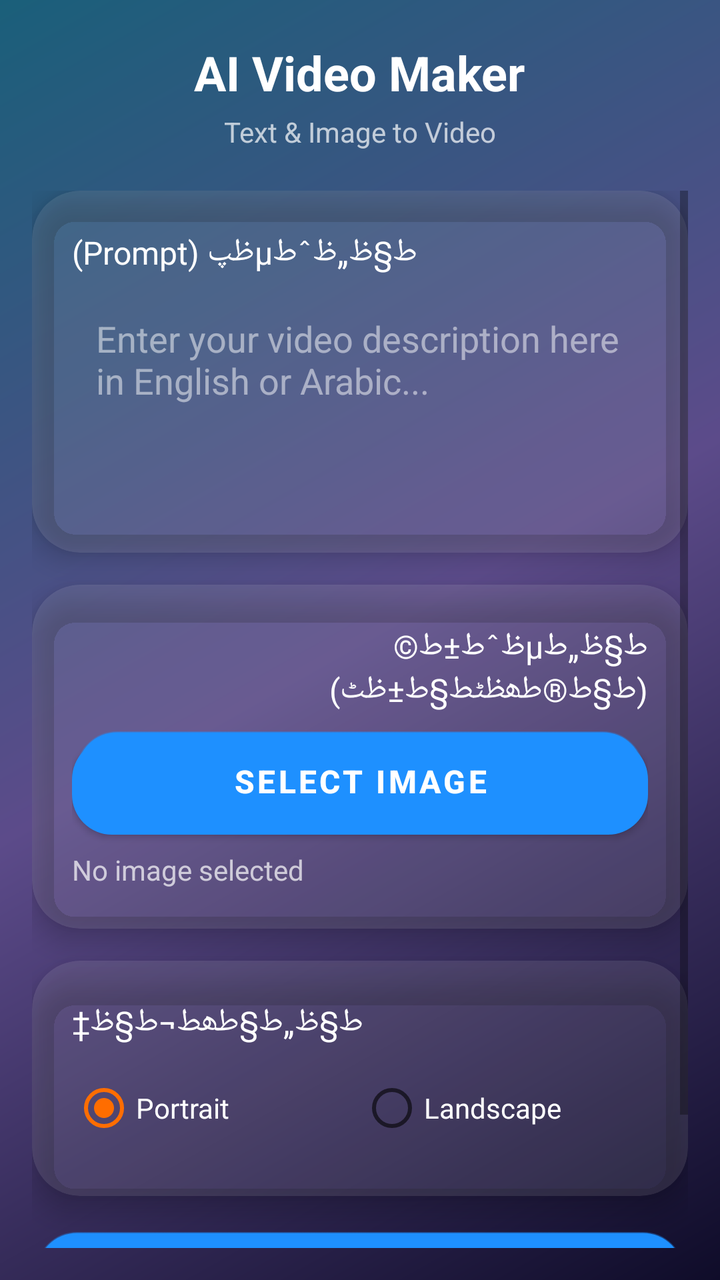
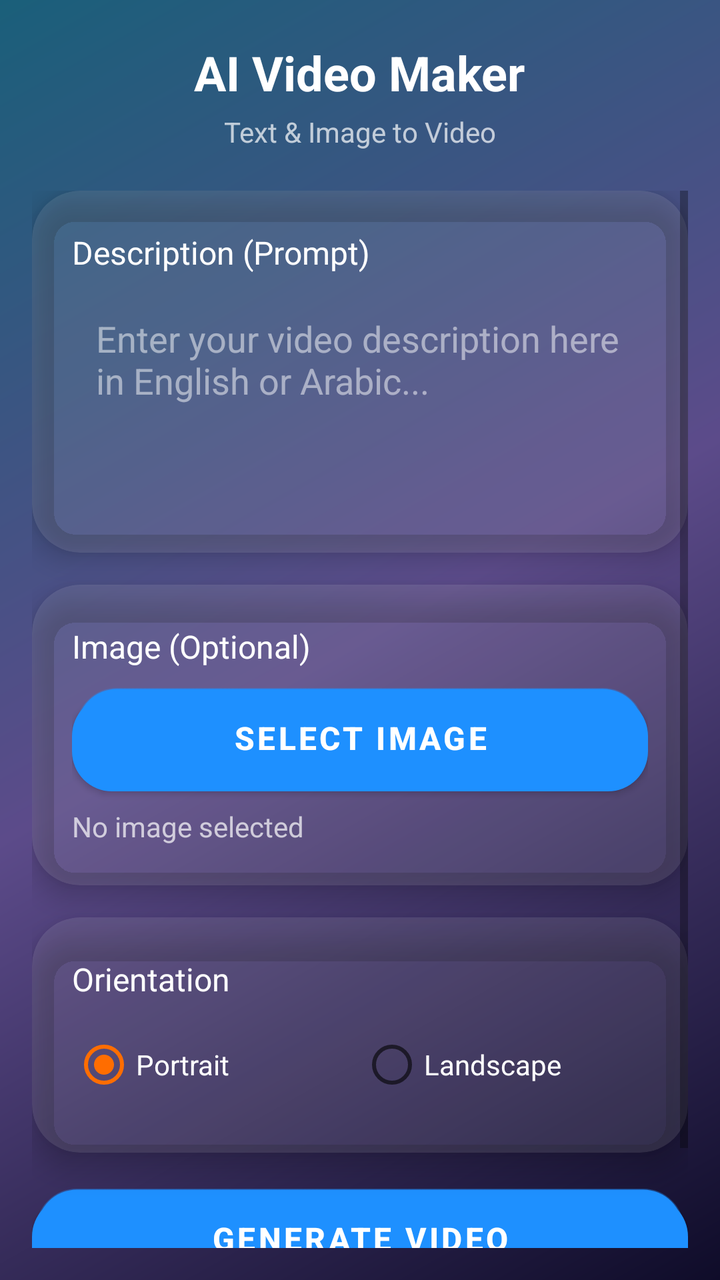

Two renders of the same Android screen: before a commit and after it. Below are the layout's source before the change and the commit's diff.
<!-- AndroidManifest.xml: activity theme Theme.AIVideo -->
<!-- res/layout/activity_main.xml -->
<?xml version="1.0" encoding="utf-8"?>
<LinearLayout xmlns:android="http://schemas.android.com/apk/res/android"
    xmlns:app="http://schemas.android.com/apk/res-auto"
    android:layout_width="match_parent"
    android:layout_height="match_parent"
    android:orientation="vertical"
    android:background="@drawable/bg_gradient"
    android:fitsSystemWindows="true">

    <LinearLayout
        android:layout_width="match_parent"
        android:layout_height="wrap_content"
        android:orientation="vertical"
        android:padding="20dp"
        android:gravity="center">
        <TextView
            android:layout_width="wrap_content"
            android:layout_height="wrap_content"
            android:text="@string/app_name"
            style="@style/TitleText" />
        <TextView
            android:layout_width="wrap_content"
            android:layout_height="wrap_content"
            android:text="@string/app_subtitle"
            style="@style/SubtitleText"
            android:layout_marginTop="4dp" />
    </LinearLayout>

    <ScrollView
        android:layout_width="match_parent"
        android:layout_height="0dp"
        android:layout_weight="1"
        android:paddingStart="16dp"
        android:paddingEnd="16dp"
        android:paddingBottom="16dp">

        <LinearLayout
            android:layout_width="match_parent"
            android:layout_height="wrap_content"
            android:orientation="vertical">

            <com.google.android.material.card.MaterialCardView
                android:layout_width="match_parent"
                android:layout_height="wrap_content"
                app:cardCornerRadius="24dp"
                app:cardElevation="8dp"
                app:cardBackgroundColor="@color/card_bg"
                android:layout_marginBottom="16dp">
                <LinearLayout
                    android:layout_width="match_parent"
                    android:layout_height="wrap_content"
                    android:orientation="vertical"
                    android:padding="20dp">
                    <TextView
                        android:layout_width="wrap_content"
                        android:layout_height="wrap_content"
                        android:text="ط§ظ„ظˆطµظپ (Prompt)"
                        style="@style/BodyText"
                        android:layout_marginBottom="8dp" />
                    <EditText
                        android:id="@+id/etPrompt"
                        android:layout_width="match_parent"
                        android:layout_height="wrap_content"
                        android:hint="@string/hint_prompt"
                        android:textColor="@color/white_text"
                        android:textColorHint="#80FFFFFF"
                        android:minLines="4"
                        android:gravity="top|start"
                        android:background="@android:color/transparent"
                        android:padding="12dp" />
                </LinearLayout>
            </com.google.android.material.card.MaterialCardView>

            <com.google.android.material.card.MaterialCardView
                android:layout_width="match_parent"
                android:layout_height="wrap_content"
                app:cardCornerRadius="24dp"
                app:cardElevation="8dp"
                app:cardBackgroundColor="@color/card_bg"
                android:layout_marginBottom="16dp">
                <LinearLayout
                    android:layout_width="match_parent"
                    android:layout_height="wrap_content"
                    android:orientation="vertical"
                    android:padding="20dp">
                    <TextView
                        android:layout_width="wrap_content"
                        android:layout_height="wrap_content"
                        android:text="ط§ظ„طµظˆط±ط© (ط§ط®طھظٹط§ط±ظٹ)"
                        style="@style/BodyText"
                        android:layout_marginBottom="8dp" />
                    <Button
                        android:id="@+id/btnSelectImage"
                        android:layout_width="match_parent"
                        android:layout_height="wrap_content"
                        android:text="@string/btn_select_image"
                        style="@style/ButtonAccent" />
                    <TextView
                        android:id="@+id/tvImageStatus"
                        android:layout_width="wrap_content"
                        android:layout_height="wrap_content"
                        android:text="@string/no_image"
                        style="@style/SubtitleText"
                        android:layout_marginTop="8dp" />
                </LinearLayout>
            </com.google.android.material.card.MaterialCardView>

            <com.google.android.material.card.MaterialCardView
                android:layout_width="match_parent"
                android:layout_height="wrap_content"
                app:cardCornerRadius="24dp"
                app:cardElevation="8dp"
                app:cardBackgroundColor="@color/card_bg"
                android:layout_marginBottom="16dp">
                <LinearLayout
                    android:layout_width="match_parent"
                    android:layout_height="wrap_content"
                    android:orientation="vertical"
                    android:padding="20dp">
                    <TextView
                        android:layout_width="wrap_content"
                        android:layout_height="wrap_content"
                        android:text="ط§ظ„ط§طھط¬ط§ظ‡"
                        style="@style/BodyText"
                        android:layout_marginBottom="8dp" />
                    <RadioGroup
                        android:id="@+id/rgOrientation"
                        android:layout_width="match_parent"
                        android:layout_height="wrap_content"
                        android:orientation="horizontal">
                        <RadioButton
                            android:id="@+id/rbPortrait"
                            android:layout_width="0dp"
                            android:layout_height="wrap_content"
                            android:layout_weight="1"
                            android:text="@string/portrait"
                            android:textColor="@color/white_text"
                            android:checked="true" />
                        <RadioButton
                            android:id="@+id/rbLandscape"
                            android:layout_width="0dp"
                            android:layout_height="wrap_content"
                            android:layout_weight="1"
                            android:text="@string/landscape"
                            android:textColor="@color/white_text" />
                    </RadioGroup>
                </LinearLayout>
            </com.google.android.material.card.MaterialCardView>

            <Button
                android:id="@+id/btnGenerate"
                android:layout_width="match_parent"
                android:layout_height="wrap_content"
                android:text="@string/btn_generate"
                style="@style/ButtonPrimary"
                android:layout_marginBottom="16dp" />

            <ProgressBar
                android:id="@+id/progressBar"
                android:layout_width="wrap_content"
                android:layout_height="wrap_content"
                android:layout_gravity="center"
                android:visibility="gone"
                android:layout_marginBottom="16dp" />

            <TextView
                android:id="@+id/tvStatus"
                android:layout_width="wrap_content"
                android:layout_height="wrap_content"
                android:text=""
                style="@style/SubtitleText"
                android:layout_gravity="center"
                android:layout_marginBottom="16dp" />

            <VideoView
                android:id="@+id/videoView"
                android:layout_width="match_parent"
                android:layout_height="250dp"
                android:visibility="gone"
                android:layout_marginBottom="16dp" />

            <LinearLayout
                android:id="@+id/layoutButtons"
                android:layout_width="match_parent"
                android:layout_height="wrap_content"
                android:orientation="horizontal"
                android:visibility="gone">
                <Button
                    android:id="@+id/btnSave"
                    android:layout_width="0dp"
                    android:layout_height="wrap_content"
                    android:layout_weight="1"
                    android:text="@string/btn_save"
                    style="@style/ButtonAccent"
                    android:layout_marginEnd="8dp" />
                <Button
                    android:id="@+id/btnShare"
                    android:layout_width="0dp"
                    android:layout_height="wrap_content"
                    android:layout_weight="1"
                    android:text="@string/btn_share"
                    style="@style/ButtonPrimary"
                    android:layout_marginStart="8dp" />
            </LinearLayout>

        </LinearLayout>
    </ScrollView>
</LinearLayout>
<!-- resources referenced by this layout -->
<resources>
  <color name="card_bg">#1AFFFFFF</color>
  <color name="white_text">#FFFFFF</color>
  <!-- drawable bg_gradient (drawable) -->
  <?xml version="1.0" encoding="utf-8"?>
  <shape xmlns:android="http://schemas.android.com/apk/res/android" android:shape="rectangle">
      <gradient android:angle="135" android:startColor="@color/bg_start" android:centerColor="@color/bg_center" android:endColor="@color/bg_end" android:type="linear" />
  </shape>
  <string name="app_name">AI Video Maker</string>
  <string name="app_subtitle">Text &amp; Image to Video</string>
  <string name="btn_generate">Generate Video</string>
  <string name="btn_save">Save to Studio</string>
  <string name="btn_select_image">Select Image</string>
  <string name="btn_share">Share</string>
  <string name="hint_prompt">Enter your video description here in English or Arabic...</string>
  <string name="landscape">Landscape</string>
  <string name="no_image">No image selected</string>
  <string name="portrait">Portrait</string>
  <style name="BodyText">
          <item name="android:textColor">@color/white_text</item>
          <item name="android:textSize">16sp</item>
      </style>
  <style name="ButtonAccent" parent="Widget.MaterialComponents.Button">
          <item name="android:background">@drawable/btn_accent</item>
          <item name="android:textColor">@color/white_text</item>
          <item name="android:textSize">16sp</item>
          <item name="android:textStyle">bold</item>
          <item name="android:padding">16dp</item>
          <item name="android:elevation">6dp</item>
      </style>
  <style name="ButtonPrimary" parent="Widget.MaterialComponents.Button">
          <item name="android:background">@drawable/btn_primary</item>
          <item name="android:textColor">@color/white_text</item>
          <item name="android:textSize">16sp</item>
          <item name="android:textStyle">bold</item>
          <item name="android:padding">16dp</item>
          <item name="android:elevation">6dp</item>
      </style>
  <style name="SubtitleText">
          <item name="android:textColor">@color/secondary_text</item>
          <item name="android:textSize">14sp</item>
      </style>
  <style name="TitleText">
          <item name="android:textColor">@color/white_text</item>
          <item name="android:textSize">24sp</item>
          <item name="android:textStyle">bold</item>
      </style>
  <style name="Theme.AIVideo" parent="Theme.MaterialComponents.DayNight.NoActionBar">
          <item name="colorPrimary">@color/btn_bottom</item>
          <item name="colorPrimaryVariant">@color/btn_top</item>
          <item name="colorOnPrimary">@color/white_text</item>
          <item name="colorSecondary">@color/accent_bottom</item>
          <item name="colorSecondaryVariant">@color/accent_top</item>
          <item name="colorOnSecondary">@color/white_text</item>
          <item name="android:statusBarColor" tools:targetApi="l">@android:color/transparent</item>
          <item name="android:windowLightStatusBar">false</item>
          <item name="android:windowBackground">@drawable/bg_gradient</item>
      </style>
  <color name="bg_start">#0F0C29</color>
  <color name="bg_center">#5C4B8A</color>
  <color name="bg_end">#1A5F7A</color>
  <color name="secondary_text">#B3FFFFFF</color>
  <color name="btn_bottom">#1E90FF</color>
  <color name="btn_top">#5BC8FF</color>
  <color name="accent_bottom">#FF6D00</color>
  <color name="accent_top">#FFB74D</color>
  <color name="accent_shadow">#E65100</color>
  <color name="btn_shadow">#0B3D91</color>
</resources>

<!-- the commit's change to res/layout/activity_main.xml (unified diff, before → after) -->
@@ -54,7 +54,7 @@
                     <TextView
                         android:layout_width="wrap_content"
                         android:layout_height="wrap_content"
-                        android:text="ط§ظ„ظˆطµظپ (Prompt)"
+                        android:text="@string/prompt_label"
                         style="@style/BodyText"
                         android:layout_marginBottom="8dp" />
                     <EditText
@@ -86,7 +86,7 @@
                     <TextView
                         android:layout_width="wrap_content"
                         android:layout_height="wrap_content"
-                        android:text="ط§ظ„طµظˆط±ط© (ط§ط®طھظٹط§ط±ظٹ)"
+                        android:text="@string/image_label"
                         style="@style/BodyText"
                         android:layout_marginBottom="8dp" />
                     <Button
@@ -120,7 +120,7 @@
                     <TextView
                         android:layout_width="wrap_content"
                         android:layout_height="wrap_content"
-                        android:text="ط§ظ„ط§طھط¬ط§ظ‡"
+                        android:text="@string/orientation_label"
                         style="@style/BodyText"
                         android:layout_marginBottom="8dp" />
                     <RadioGroup
@@ -157,11 +157,11 @@
 
             <ProgressBar
                 android:id="@+id/progressBar"
-                android:layout_width="wrap_content"
-                android:layout_height="wrap_content"
-                android:layout_gravity="center"
+                style="?android:attr/progressBarStyleHorizontal"
+                android:layout_width="match_parent"
+                android:layout_height="wrap_content"
                 android:visibility="gone"
-                android:layout_marginBottom="16dp" />
+                android:layout_marginBottom="8dp" />
 
             <TextView
                 android:id="@+id/tvStatus"
<!-- resource entries referenced after the edit -->
@@ -14,9 +14,12 @@
   <string name="btn_select_image">Select Image</string>
   <string name="btn_share">Share</string>
   <string name="hint_prompt">Enter your video description here in English or Arabic...</string>
+  <string name="image_label">Image (Optional)</string>
   <string name="landscape">Landscape</string>
   <string name="no_image">No image selected</string>
+  <string name="orientation_label">Orientation</string>
   <string name="portrait">Portrait</string>
+  <string name="prompt_label">Description (Prompt)</string>
   <style name="BodyText">
           <item name="android:textColor">@color/white_text</item>
           <item name="android:textSize">16sp</item>
